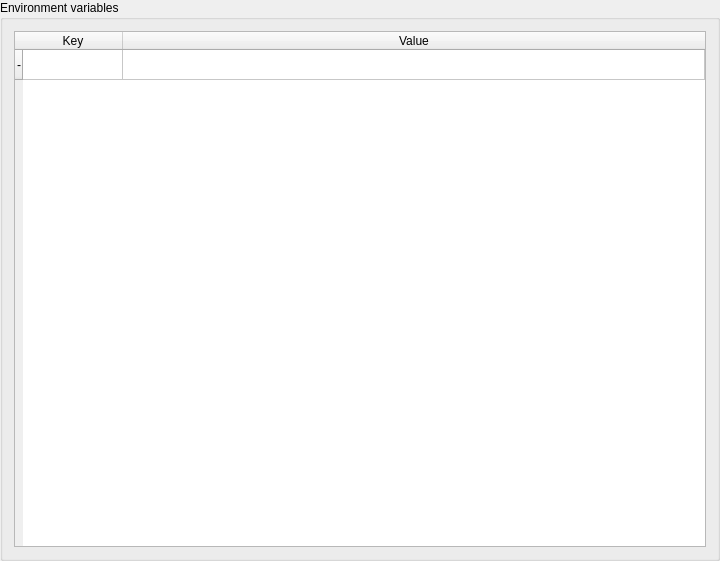
Above: rare/ui/components/tabs/settings/widgets/env_vars.ui from RareDevs/Rare before the change. Below: the same form after it.
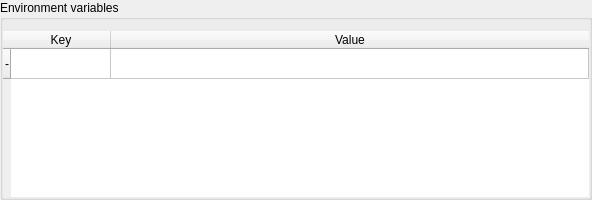
That is the form after the change.

What changed in the file:
```diff
--- a/rare/ui/components/tabs/settings/widgets/env_vars.ui
+++ b/rare/ui/components/tabs/settings/widgets/env_vars.ui
@@ -6,8 +6,8 @@
    <rect>
     <x>0</x>
     <y>0</y>
-    <width>720</width>
-    <height>561</height>
+    <width>592</width>
+    <height>200</height>
    </rect>
   </property>
   <property name="minimumSize">
@@ -23,6 +23,15 @@
    <string>Environment variables</string>
   </property>
   <layout class="QVBoxLayout" name="verticalLayout">
+   <property name="leftMargin">
+    <number>0</number>
+   </property>
+   <property name="rightMargin">
+    <number>0</number>
+   </property>
+   <property name="bottomMargin">
+    <number>0</number>
+   </property>
    <item>
     <widget class="QTableWidget" name="env_vars_table">
      <property name="sizePolicy">
@@ -31,6 +40,9 @@
        <verstretch>0</verstretch>
       </sizepolicy>
      </property>
+     <property name="frameShape">
+      <enum>QFrame::NoFrame</enum>
+     </property>
      <property name="verticalScrollBarPolicy">
       <enum>Qt::ScrollBarAsNeeded</enum>
      </property>
```
